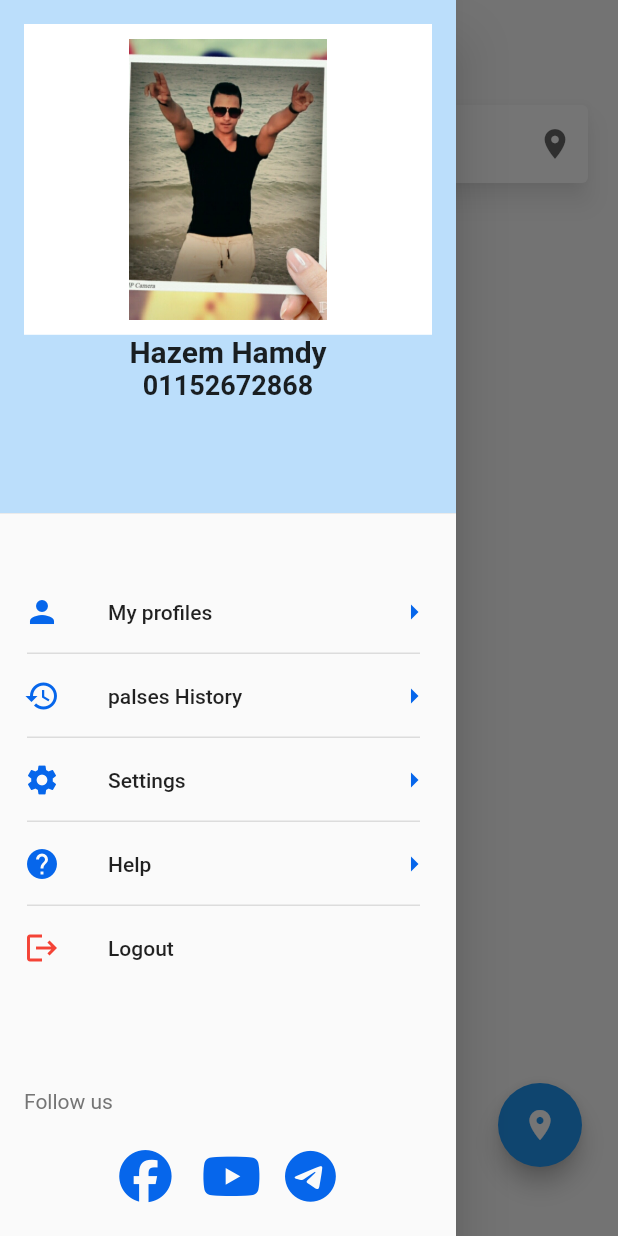
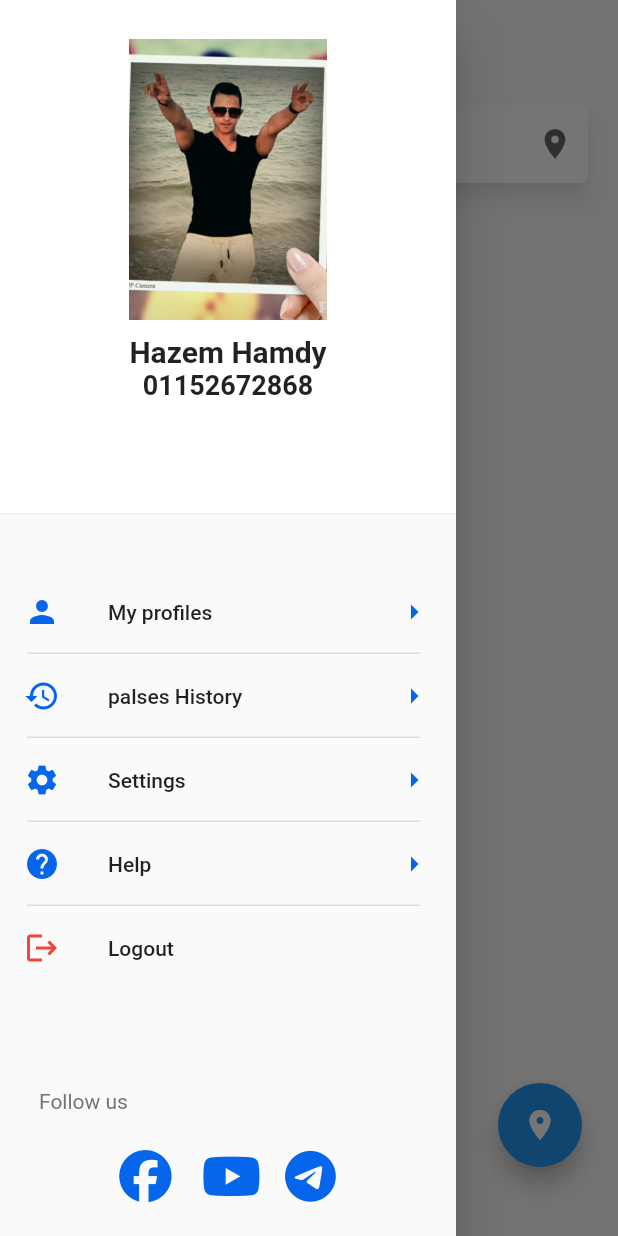
Before and after one commit to HazemHamdy7/google_maps, a Flutter app: the MapScreen screen opened directly, with the side drawer open, on a phone screen of 412 x 824 dp. Run offline on Flutter 3.47's test engine with Material 2 defaults, Android fonts, the phone set to English and light mode, and no system bars; drawn by our look-alikes of material_floating_search_bar; our stand-ins replace bloc, firebase_auth, firebase_core, flutter_bloc, font_awesome_flutter, geolocator and 2 more; accounts and stored records are empty.

```diff
--- a/lib/presentations/widgets/my_drawer.dart
+++ b/lib/presentations/widgets/my_drawer.dart
@@ -21,7 +21,7 @@ class MyDrawer extends StatelessWidget {
           SizedBox(
             height: 350,
             child: DrawerHeader(
-              decoration: BoxDecoration(color: Colors.blue[100]),
+              decoration: const BoxDecoration(color: Colors.white),
               child: buildDrawerHedr(context),
             ),
           ),
@@ -52,10 +52,13 @@ class MyDrawer extends StatelessWidget {
           ),
           const SizedBox(height: 50),
           ListTile(
-            leading: Text(
-              'Follow us ',
-              style: TextStyle(
-                color: Colors.grey[600],
+            leading: Padding(
+              padding: const EdgeInsets.symmetric(horizontal: 10),
+              child: Text(
+                'Follow us ',
+                style: TextStyle(
+                  color: Colors.grey[600],
+                ),
               ),
             ),
           ),
```
Also changed, not shown: 1 other file.
